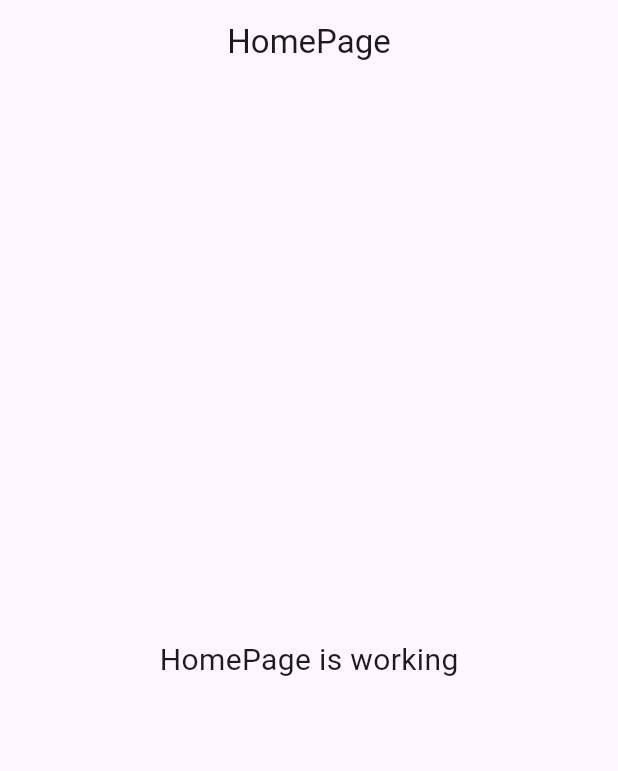
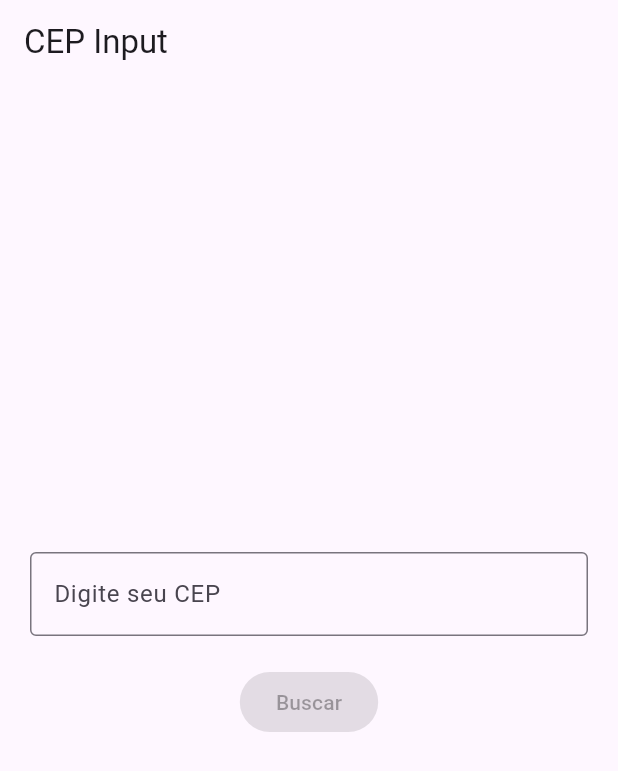
Before and after one commit to GiovaniGama/flutter_clean_arch, a Flutter app: the screen it shows after launch, on a phone screen of 412 x 824 dp. Shown: the top 771 px of the screen. Run offline on Flutter 3.47's test engine with Material 3 defaults, Android fonts, the phone set to English and light mode, and no system bars; our stand-ins replace go_router.

Commit message:
criando fluxo para buscar e validar cep

```diff
--- a/lib/ui/home/home_page.dart
+++ b/lib/ui/home/home_page.dart
@@ -1,19 +1,86 @@
 import 'package:flutter/material.dart';
+import 'package:flutter_clean_arch/ui/home/view_models/home_view_model.dart';
+import 'package:flutter_clean_arch/utils/input_formatter.dart';
+import 'package:provider/provider.dart';
 
-class HomePage extends StatelessWidget {
+class HomePage extends StatefulWidget {
   const HomePage({super.key});
+
+  @override
+  State<HomePage> createState() => _HomePageState();
+}
+
+class _HomePageState extends State<HomePage> {
+  final TextEditingController _cepController = TextEditingController();
+  bool isButtonEnabled = false;
+
+  @override
+  void initState() {
+    super.initState();
+    _cepController.addListener(() {
+      String formattedCep = formatCep(_cepController.text);
+      if (_cepController.text != formattedCep) {
+        _cepController.value = _cepController.value.copyWith(
+          text: formattedCep,
+          selection: TextSelection.collapsed(offset: formattedCep.length),
+        );
+      }
+      setState(() {
+        final cep = _cepController.text.replaceAll('-', '');
+        isButtonEnabled = cep.length == 8;
+      });
+    });
+  }
 
   @override
   Widget build(BuildContext context) {
     return Scaffold(
-      appBar: AppBar(
-        title: const Text('HomePage'),
-        centerTitle: true,
-      ),
-      body: const Center(
-        child: Text(
-          'HomePage is working',
-          style: TextStyle(fontSize: 20),
+      appBar: AppBar(title: const Text('CEP Input')),
+      body: Padding(
+        padding: const EdgeInsets.all(20),
+        child: Column(
+          mainAxisAlignment: MainAxisAlignment.center,
+          children: [
+            Consumer<HomeViewModel>(
+              builder: (context, viewModel, child) {
+                return Column(
+                  children: [
+                    TextField(
+                      controller: _cepController,
+                      keyboardType: TextInputType.number,
+                      decoration: InputDecoration(
+                        labelText: "Digite seu CEP",
+                        border: OutlineInputBorder(),
+                      ),
+                    ),
+                    const SizedBox(height: 20),
+                    ElevatedButton(
+                      onPressed:
+                          isButtonEnabled
+                              ? () async => await viewModel.getAddress(
+                                _cepController.text,
+                              )
+                              : null,
+                      child: const Text("Buscar"),
+                    ),
+                    const SizedBox(height: 20),
+                    if (viewModel.isLoading) ...[
+                      const CircularProgressIndicator(color: Colors.blue),
+                    ] else if (viewModel.address != null) ...[
+                      Text("CEP: ${viewModel.address!.cep}"),
+                      Text("Logradouro: ${viewModel.address!.logradouro}"),
+                      Text("Complemento: ${viewModel.address!.complemento}"),
+                      Text("Bairro: ${viewModel.address!.bairro}"),
+                      Text("Estado: ${viewModel.address!.estado}"),
+                      Text("UF: ${viewModel.address!.uf}"),
+                    ] else if (viewModel.isError) ...[
+                      Text("CEP não encontrado ou inválido."),
+                    ],
+                  ],
+                );
+              },
+            ),
+          ],
         ),
       ),
     );
--- a/lib/ui/home/view_models/home_view_model.dart
+++ b/lib/ui/home/view_models/home_view_model.dart
@@ -1,4 +1,5 @@
 import 'package:flutter/material.dart';
+import 'package:flutter_clean_arch/domain/entities/address_entity.dart';
 import 'package:flutter_clean_arch/domain/use_cases/address/get_address_use_case.dart';
 
 class HomeViewModel extends ChangeNotifier {
@@ -6,4 +7,30 @@ class HomeViewModel extends ChangeNotifier {
     : _addressUseCase = getAddressUseCase;
 
   final GetAddressUseCase _addressUseCase;
+
+  AddressEntity? _address;
+  bool _isError = false;
+  bool _isLoading = false;
+
+  AddressEntity? get address => _address;
+  bool get isError => _isError;
+  bool get isLoading => _isLoading;
+
+  Future<void> getAddress(String cep) async {
+    _isLoading = true;
+    notifyListeners();
+
+    final removeFormatCep = cep.split('-').join('');
+    final result = await _addressUseCase.execute(removeFormatCep);
+
+    if (result.isSuccess) {
+      _address = result.value;
+      _isLoading = false;
+      notifyListeners();
+    } else {
+      _isError = true;
+      _isLoading = false;
+      notifyListeners();
+    }
+  }
 }
```
Also changed, not shown: lib/data/services/address_service.dart (+6 -7 lines), lib/utils/input_formatter.dart (added, +13 -0 lines), 1 other file.
